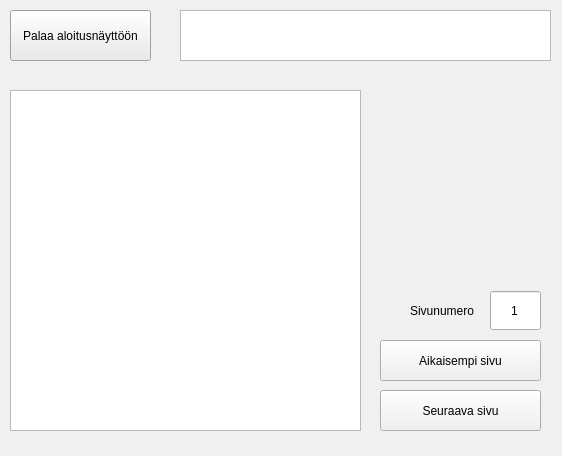
The window that PankkiAutomaatti/exe/selaatilitapahtumia.ui (banksimul2022/group2) describes before a commit, drawn with Qt 5.
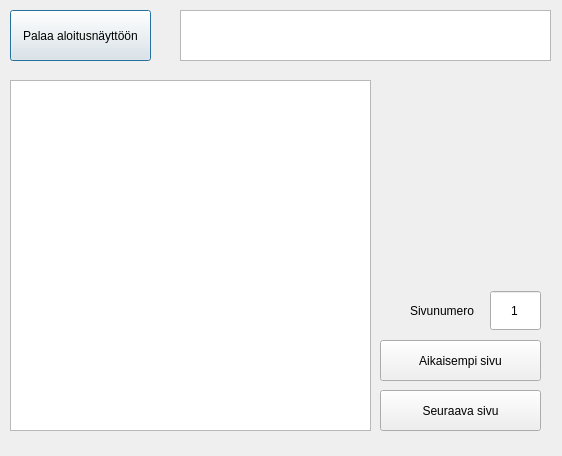
The same window after the commit.

Diff of the .ui file:
```diff
--- a/PankkiAutomaatti/exe/selaatilitapahtumia.ui
+++ b/PankkiAutomaatti/exe/selaatilitapahtumia.ui
@@ -12,552 +12,9 @@
   </property>
   <property name="palette">
    <palette>
-    <active>
-     <colorrole role="WindowText">
-      <brush brushstyle="SolidPattern">
-       <color alpha="255">
-        <red>0</red>
-        <green>0</green>
-        <blue>255</blue>
-       </color>
-      </brush>
-     </colorrole>
-     <colorrole role="Button">
-      <brush brushstyle="SolidPattern">
-       <color alpha="255">
-        <red>255</red>
-        <green>255</green>
-        <blue>255</blue>
-       </color>
-      </brush>
-     </colorrole>
-     <colorrole role="Light">
-      <brush brushstyle="SolidPattern">
-       <color alpha="255">
-        <red>0</red>
-        <green>0</green>
-        <blue>255</blue>
-       </color>
-      </brush>
-     </colorrole>
-     <colorrole role="Midlight">
-      <brush brushstyle="SolidPattern">
-       <color alpha="255">
-        <red>0</red>
-        <green>0</green>
-        <blue>255</blue>
-       </color>
-      </brush>
-     </colorrole>
-     <colorrole role="Dark">
-      <brush brushstyle="SolidPattern">
-       <color alpha="255">
-        <red>0</red>
-        <green>0</green>
-        <blue>255</blue>
-       </color>
-      </brush>
-     </colorrole>
-     <colorrole role="Mid">
-      <brush brushstyle="SolidPattern">
-       <color alpha="255">
-        <red>0</red>
-        <green>0</green>
-        <blue>255</blue>
-       </color>
-      </brush>
-     </colorrole>
-     <colorrole role="Text">
-      <brush brushstyle="SolidPattern">
-       <color alpha="255">
-        <red>0</red>
-        <green>0</green>
-        <blue>255</blue>
-       </color>
-      </brush>
-     </colorrole>
-     <colorrole role="BrightText">
-      <brush brushstyle="SolidPattern">
-       <color alpha="255">
-        <red>0</red>
-        <green>0</green>
-        <blue>255</blue>
-       </color>
-      </brush>
-     </colorrole>
-     <colorrole role="ButtonText">
-      <brush brushstyle="SolidPattern">
-       <color alpha="255">
-        <red>0</red>
-        <green>0</green>
-        <blue>255</blue>
-       </color>
-      </brush>
-     </colorrole>
-     <colorrole role="Base">
-      <brush brushstyle="SolidPattern">
-       <color alpha="255">
-        <red>255</red>
-        <green>255</green>
-        <blue>255</blue>
-       </color>
-      </brush>
-     </colorrole>
-     <colorrole role="Window">
-      <brush brushstyle="SolidPattern">
-       <color alpha="255">
-        <red>255</red>
-        <green>255</green>
-        <blue>255</blue>
-       </color>
-      </brush>
-     </colorrole>
-     <colorrole role="Shadow">
-      <brush brushstyle="SolidPattern">
-       <color alpha="255">
-        <red>0</red>
-        <green>0</green>
-        <blue>255</blue>
-       </color>
-      </brush>
-     </colorrole>
-     <colorrole role="Highlight">
-      <brush brushstyle="SolidPattern">
-       <color alpha="255">
-        <red>0</red>
-        <green>0</green>
-        <blue>255</blue>
-       </color>
-      </brush>
-     </colorrole>
-     <colorrole role="HighlightedText">
-      <brush brushstyle="SolidPattern">
-       <color alpha="255">
-        <red>255</red>
-        <green>255</green>
-        <blue>255</blue>
-       </color>
-      </brush>
-     </colorrole>
-     <colorrole role="Link">
-      <brush brushstyle="SolidPattern">
-       <color alpha="255">
-        <red>0</red>
-        <green>0</green>
-        <blue>255</blue>
-       </color>
-      </brush>
-     </colorrole>
-     <colorrole role="LinkVisited">
-      <brush brushstyle="SolidPattern">
-       <color alpha="255">
-        <red>0</red>
-        <green>0</green>
-        <blue>255</blue>
-       </color>
-      </brush>
-     </colorrole>
-     <colorrole role="AlternateBase">
-      <brush brushstyle="SolidPattern">
-       <color alpha="255">
-        <red>255</red>
-        <green>255</green>
-        <blue>255</blue>
-       </color>
-      </brush>
-     </colorrole>
-     <colorrole role="ToolTipBase">
-      <brush brushstyle="SolidPattern">
-       <color alpha="255">
-        <red>0</red>
-        <green>0</green>
-        <blue>255</blue>
-       </color>
-      </brush>
-     </colorrole>
-     <colorrole role="ToolTipText">
-      <brush brushstyle="SolidPattern">
-       <color alpha="255">
-        <red>0</red>
-        <green>0</green>
-        <blue>255</blue>
-       </color>
-      </brush>
-     </colorrole>
-     <colorrole role="PlaceholderText">
-      <brush brushstyle="SolidPattern">
-       <color alpha="128">
-        <red>0</red>
-        <green>0</green>
-        <blue>255</blue>
-       </color>
-      </brush>
-     </colorrole>
-    </active>
-    <inactive>
-     <colorrole role="WindowText">
-      <brush brushstyle="SolidPattern">
-       <color alpha="255">
-        <red>0</red>
-        <green>0</green>
-        <blue>0</blue>
-       </color>
-      </brush>
-     </colorrole>
-     <colorrole role="Button">
-      <brush brushstyle="SolidPattern">
-       <color alpha="255">
-        <red>240</red>
-        <green>240</green>
-        <blue>240</blue>
-       </color>
-      </brush>
-     </colorrole>
-     <colorrole role="Light">
-      <brush brushstyle="SolidPattern">
-       <color alpha="255">
-        <red>255</red>
-        <green>255</green>
-        <blue>255</blue>
-       </color>
-      </brush>
-     </colorrole>
-     <colorrole role="Midlight">
-      <brush brushstyle="SolidPattern">
-       <color alpha="255">
-        <red>227</red>
-        <green>227</green>
-        <blue>227</blue>
-       </color>
-      </brush>
-     </colorrole>
-     <colorrole role="Dark">
-      <brush brushstyle="SolidPattern">
-       <color alpha="255">
-        <red>160</red>
-        <green>160</green>
-        <blue>160</blue>
-       </color>
-      </brush>
-     </colorrole>
-     <colorrole role="Mid">
-      <brush brushstyle="SolidPattern">
-       <color alpha="255">
-        <red>160</red>
-        <green>160</green>
-        <blue>160</blue>
-       </color>
-      </brush>
-     </colorrole>
-     <colorrole role="Text">
-      <brush brushstyle="SolidPattern">
-       <color alpha="255">
-        <red>0</red>
-        <green>0</green>
-        <blue>0</blue>
-       </color>
-      </brush>
-     </colorrole>
-     <colorrole role="BrightText">
-      <brush brushstyle="SolidPattern">
-       <color alpha="255">
-        <red>255</red>
-        <green>255</green>
-        <blue>255</blue>
-       </color>
-      </brush>
-     </colorrole>
-     <colorrole role="ButtonText">
-      <brush brushstyle="SolidPattern">
-       <color alpha="255">
-        <red>0</red>
-        <green>0</green>
-        <blue>0</blue>
-       </color>
-      </brush>
-     </colorrole>
-     <colorrole role="Base">
-      <brush brushstyle="SolidPattern">
-       <color alpha="255">
-        <red>255</red>
-        <green>255</green>
-        <blue>255</blue>
-       </color>
-      </brush>
-     </colorrole>
-     <colorrole role="Window">
-      <brush brushstyle="SolidPattern">
-       <color alpha="255">
-        <red>240</red>
-        <green>240</green>
-        <blue>240</blue>
-       </color>
-      </brush>
-     </colorrole>
-     <colorrole role="Shadow">
-      <brush brushstyle="SolidPattern">
-       <color alpha="255">
-        <red>105</red>
-        <green>105</green>
-        <blue>105</blue>
-       </color>
-      </brush>
-     </colorrole>
-     <colorrole role="Highlight">
-      <brush brushstyle="SolidPattern">
-       <color alpha="255">
-        <red>240</red>
-        <green>240</green>
-        <blue>240</blue>
-       </color>
-      </brush>
-     </colorrole>
-     <colorrole role="HighlightedText">
-      <brush brushstyle="SolidPattern">
-       <color alpha="255">
-        <red>0</red>
-        <green>0</green>
-        <blue>0</blue>
-       </color>
-      </brush>
-     </colorrole>
-     <colorrole role="Link">
-      <brush brushstyle="SolidPattern">
-       <color alpha="255">
-        <red>0</red>
-        <green>0</green>
-        <blue>255</blue>
-       </color>
-      </brush>
-     </colorrole>
-     <colorrole role="LinkVisited">
-      <brush brushstyle="SolidPattern">
-       <color alpha="255">
-        <red>255</red>
-        <green>0</green>
-        <blue>255</blue>
-       </color>
-      </brush>
-     </colorrole>
-     <colorrole role="AlternateBase">
-      <brush brushstyle="SolidPattern">
-       <color alpha="255">
-        <red>245</red>
-        <green>245</green>
-        <blue>245</blue>
-       </color>
-      </brush>
-     </colorrole>
-     <colorrole role="ToolTipBase">
-      <brush brushstyle="SolidPattern">
-       <color alpha="255">
-        <red>255</red>
-        <green>255</green>
-        <blue>220</blue>
-       </color>
-      </brush>
-     </colorrole>
-     <colorrole role="ToolTipText">
-      <brush brushstyle="SolidPattern">
-       <color alpha="255">
-        <red>0</red>
-        <green>0</green>
-        <blue>0</blue>
-       </color>
-      </brush>
-     </colorrole>
-     <colorrole role="PlaceholderText">
-      <brush brushstyle="SolidPattern">
-       <color alpha="128">
-        <red>0</red>
-        <green>0</green>
-        <blue>0</blue>
-       </color>
-      </brush>
-     </colorrole>
-    </inactive>
-    <disabled>
-     <colorrole role="WindowText">
-      <brush brushstyle="SolidPattern">
-       <color alpha="255">
-        <red>0</red>
-        <green>0</green>
-        <blue>255</blue>
-       </color>
-      </brush>
-     </colorrole>
-     <colorrole role="Button">
-      <brush brushstyle="SolidPattern">
-       <color alpha="255">
-        <red>255</red>
-        <green>255</green>
-        <blue>255</blue>
-       </color>
-      </brush>
-     </colorrole>
-     <colorrole role="Light">
-      <brush brushstyle="SolidPattern">
-       <color alpha="255">
-        <red>0</red>
-        <green>0</green>
-        <blue>255</blue>
-       </color>
-      </brush>
-     </colorrole>
-     <colorrole role="Midlight">
-      <brush brushstyle="SolidPattern">
-       <color alpha="255">
-        <red>0</red>
-        <green>0</green>
-        <blue>255</blue>
-       </color>
-      </brush>
-     </colorrole>
-     <colorrole role="Dark">
-      <brush brushstyle="SolidPattern">
-       <color alpha="255">
-        <red>0</red>
-        <green>0</green>
-        <blue>255</blue>
-       </color>
-      </brush>
-     </colorrole>
-     <colorrole role="Mid">
-      <brush brushstyle="SolidPattern">
-       <color alpha="255">
-        <red>0</red>
-        <green>0</green>
-        <blue>255</blue>
-       </color>
-      </brush>
-     </colorrole>
-     <colorrole role="Text">
-      <brush brushstyle="SolidPattern">
-       <color alpha="255">
-        <red>0</red>
-        <green>0</green>
-        <blue>255</blue>
-       </color>
-      </brush>
-     </colorrole>
-     <colorrole role="BrightText">
-      <brush brushstyle="SolidPattern">
-       <color alpha="255">
-        <red>0</red>
-        <green>0</green>
-        <blue>255</blue>
-       </color>
-      </brush>
-     </colorrole>
-     <colorrole role="ButtonText">
-      <brush brushstyle="SolidPattern">
-       <color alpha="255">
-        <red>0</red>
-        <green>0</green>
-        <blue>255</blue>
-       </color>
-      </brush>
-     </colorrole>
-     <colorrole role="Base">
-      <brush brushstyle="SolidPattern">
-       <color alpha="255">
-        <red>255</red>
-        <green>255</green>
-        <blue>255</blue>
-       </color>
-      </brush>
-     </colorrole>
-     <colorrole role="Window">
-      <brush brushstyle="SolidPattern">
-       <color alpha="255">
-        <red>255</red>
-        <green>255</green>
-        <blue>255</blue>
-       </color>
-      </brush>
-     </colorrole>
-     <colorrole role="Shadow">
-      <brush brushstyle="SolidPattern">
-       <color alpha="255">
-        <red>0</red>
-        <green>0</green>
-        <blue>0</blue>
-       </color>
-      </brush>
-     </colorrole>
-     <colorrole role="Highlight">
-      <brush brushstyle="SolidPattern">
-       <color alpha="255">
-        <red>0</red>
-        <green>120</green>
-        <blue>215</blue>
-       </color>
-      </brush>
-     </colorrole>
-     <colorrole role="HighlightedText">
-      <brush brushstyle="SolidPattern">
-       <color alpha="255">
-        <red>255</red>
-        <green>255</green>
-        <blue>255</blue>
-       </color>
-      </brush>
-     </colorrole>
-     <colorrole role="Link">
-      <brush brushstyle="SolidPattern">
-       <color alpha="255">
-        <red>0</red>
-        <green>0</green>
-        <blue>255</blue>
-       </color>
-      </brush>
-     </colorrole>
-     <colorrole role="LinkVisited">
-      <brush brushstyle="SolidPattern">
-       <color alpha="255">
-        <red>255</red>
-        <green>0</green>
-        <blue>255</blue>
-       </color>
-      </brush>
-     </colorrole>
-     <colorrole role="AlternateBase">
-      <brush brushstyle="SolidPattern">
-       <color alpha="255">
-        <red>245</red>
-        <green>245</green>
-        <blue>245</blue>
-       </color>
-      </brush>
-     </colorrole>
-     <colorrole role="ToolTipBase">
-      <brush brushstyle="SolidPattern">
-       <color alpha="255">
-        <red>255</red>
-        <green>255</green>
-        <blue>220</blue>
-       </color>
-      </brush>
-     </colorrole>
-     <colorrole role="ToolTipText">
-      <brush brushstyle="SolidPattern">
-       <color alpha="255">
-        <red>0</red>
-        <green>0</green>
-        <blue>0</blue>
-       </color>
-      </brush>
-     </colorrole>
-     <colorrole role="PlaceholderText">
-      <brush brushstyle="SolidPattern">
-       <color alpha="128">
-        <red>0</red>
-        <green>0</green>
-        <blue>0</blue>
-       </color>
-      </brush>
-     </colorrole>
-    </disabled>
+    <active/>
+    <inactive/>
+    <disabled/>
    </palette>
   </property>
   <property name="windowTitle">
@@ -586,16 +43,6 @@
     </rect>
    </property>
   </widget>
-  <widget class="QListWidget" name="listWidget_2">
-   <property name="geometry">
-    <rect>
-     <x>10</x>
-     <y>90</y>
-     <width>351</width>
-     <height>341</height>
-    </rect>
-   </property>
-  </widget>
   <widget class="QPushButton" name="aikaisempi">
    <property name="geometry">
     <rect>
@@ -1213,6 +660,16 @@
     <string>Sivunumero</string>
    </property>
   </widget>
+  <widget class="QTextEdit" name="textEdit">
+   <property name="geometry">
+    <rect>
+     <x>10</x>
+     <y>80</y>
+     <width>361</width>
+     <height>351</height>
+    </rect>
+   </property>
+  </widget>
  </widget>
  <resources/>
  <connections/>
```
